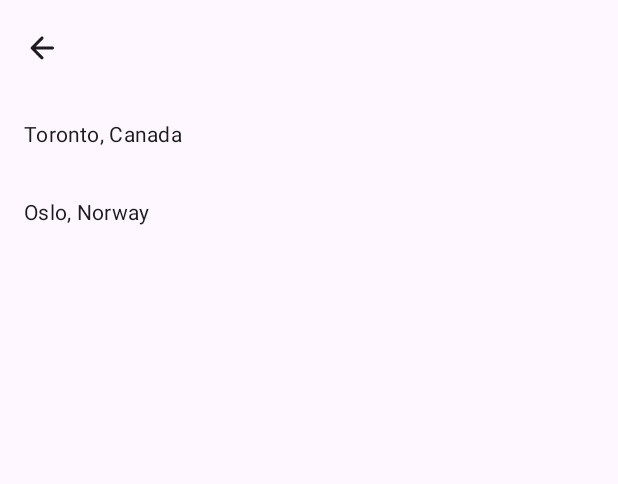
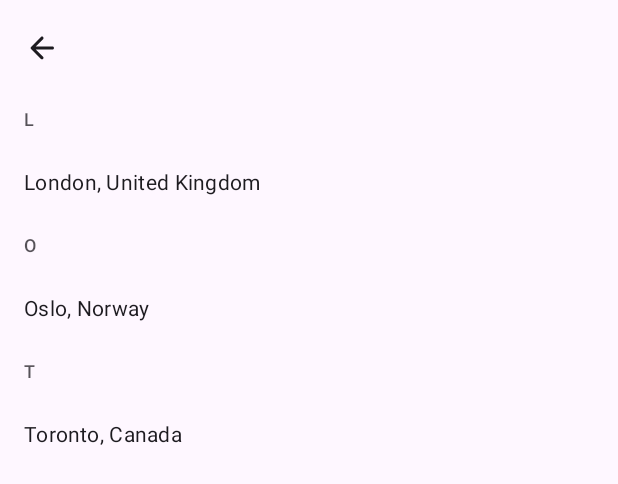
Before and after one commit to maxhves/time-zone-tracker-android, an Android app built with Jetpack Compose: the @Preview function AddTimezoneScreenPreview, on a phone screen of 412 x 824 dp. Shown: the top 484 px of the screen. Run offline under Robolectric (Android 15) with nearby library versions, the phone set to English and light mode, and no system bars.

Commit message:
Grouped cities by first character, alphabetically.

```diff
--- a/feature/addtimezone/src/main/java/uk/co/mhl/timezonetracker/feature/addtimezone/AddTimezoneScreen.kt
+++ b/feature/addtimezone/src/main/java/uk/co/mhl/timezonetracker/feature/addtimezone/AddTimezoneScreen.kt
@@ -1,16 +1,22 @@
 package uk.co.mhl.timezonetracker.feature.addtimezone
 
+import androidx.compose.foundation.ExperimentalFoundationApi
+import androidx.compose.foundation.background
 import androidx.compose.foundation.clickable
+import androidx.compose.foundation.layout.Box
 import androidx.compose.foundation.layout.fillMaxWidth
 import androidx.compose.foundation.layout.padding
 import androidx.compose.foundation.lazy.LazyColumn
 import androidx.compose.foundation.lazy.items
+import androidx.compose.material3.ExperimentalMaterial3Api
 import androidx.compose.material3.MaterialTheme
 import androidx.compose.material3.Scaffold
 import androidx.compose.material3.Text
+import androidx.compose.material3.TopAppBarDefaults
 import androidx.compose.runtime.Composable
 import androidx.compose.runtime.getValue
 import androidx.compose.ui.Modifier
+import androidx.compose.ui.input.nestedscroll.nestedScroll
 import androidx.compose.ui.text.style.TextOverflow
 import androidx.compose.ui.tooling.preview.Preview
 import androidx.compose.ui.unit.dp
@@ -35,21 +41,43 @@ internal fun AddTimezoneScreen(
     )
 }
 
+@OptIn(
+    ExperimentalMaterial3Api::class,
+    ExperimentalFoundationApi::class
+)
 @Composable
 internal fun AddTimezoneScreen(
-    cities: List<City>,
+    cities: Map<Char, List<City>>,
     onCitySelected: () -> Unit,
     modifier: Modifier = Modifier,
 ) {
+    val scrollBehavior = TopAppBarDefaults.pinnedScrollBehavior()
+
     Scaffold(
-        modifier = modifier,
-        topBar = { AddTimezoneTopAppBar(onCitySelected) }
+        topBar = { AddTimezoneTopAppBar(onCitySelected, scrollBehavior = scrollBehavior) },
+        modifier = modifier.nestedScroll(scrollBehavior.nestedScrollConnection),
     ) { innerPadding ->
         LazyColumn(
-            modifier = modifier.padding(innerPadding),
+            modifier = Modifier.padding(innerPadding),
         ) {
+            cities.forEach { (character, citiesForChar) ->
+                stickyHeader {
+                    Box(
+                        modifier = Modifier
+                            .background(MaterialTheme.colorScheme.background)
+                            .fillMaxWidth()
+                            .padding(16.dp, 8.dp),
+                    ) {
+                        Text(
+                            text = "$character",
+                            style = MaterialTheme.typography.labelMedium,
+                            color = MaterialTheme.colorScheme.onBackground.copy(alpha = 0.75f)
+                        )
+                    }
+                }
+
                 items(
-                items = cities,
+                    items = citiesForChar,
                     key = { city -> city.id }
                 ) { city ->
                     Text(
@@ -67,15 +95,17 @@ internal fun AddTimezoneScreen(
             }
         }
     }
+}
 
 @Preview
 @Composable
 private fun AddTimezoneScreenPreview() {
     TimezoneTrackerTheme {
         AddTimezoneScreen(
-            cities = listOf(
-                City(id = 1, name = "Toronto", country = "Canada", zoneId = "America/Toronto"),
-                City(id = 2, name = "Oslo", country = "Norway", zoneId = "Europe/Oslo"),
+            cities = mapOf(
+                'L' to listOf(City(id = 1, name = "London", country = "United Kingdom", zoneId = "Europe/London")),
+                'O' to listOf(City(id = 2, name = "Oslo", country = "Norway", zoneId = "Europe/Oslo")),
+                'T' to listOf(City(id = 3, name = "Toronto", country = "Canada", zoneId = "America/Toronto")),
             ),
             onCitySelected = { },
         )
--- a/feature/addtimezone/src/main/java/uk/co/mhl/timezonetracker/feature/addtimezone/AddTimezoneUiState.kt
+++ b/feature/addtimezone/src/main/java/uk/co/mhl/timezonetracker/feature/addtimezone/AddTimezoneUiState.kt
@@ -3,5 +3,5 @@ package uk.co.mhl.timezonetracker.feature.addtimezone
 import uk.co.mhl.timezonetracker.core.model.City
 
 data class AddTimezoneUiState(
-    val cities: List<City> = emptyList(),
+    val cities: Map<Char, List<City>> = mapOf(),
 )
--- a/feature/addtimezone/src/main/java/uk/co/mhl/timezonetracker/feature/addtimezone/component/AddTimezoneTopAppBar.kt
+++ b/feature/addtimezone/src/main/java/uk/co/mhl/timezonetracker/feature/addtimezone/component/AddTimezoneTopAppBar.kt
@@ -7,6 +7,8 @@ import androidx.compose.material3.Icon
 import androidx.compose.material3.IconButton
 import androidx.compose.material3.MaterialTheme
 import androidx.compose.material3.TopAppBar
+import androidx.compose.material3.TopAppBarDefaults
+import androidx.compose.material3.TopAppBarScrollBehavior
 import androidx.compose.runtime.Composable
 import androidx.compose.ui.Modifier
 import androidx.compose.ui.res.stringResource
@@ -19,6 +21,7 @@ import uk.co.mhl.timezonetracker.feature.addtimezone.R
 internal fun AddTimezoneTopAppBar(
     onNavigateClick: () -> Unit,
     modifier: Modifier = Modifier,
+    scrollBehavior: TopAppBarScrollBehavior? = null,
 ) {
     TopAppBar(
         title = {
@@ -34,10 +37,12 @@ internal fun AddTimezoneTopAppBar(
                     contentDescription = stringResource(R.string.navigate_up)
                 )
             }
-        }
+        },
+        scrollBehavior = scrollBehavior,
     )
 }
 
+@OptIn(ExperimentalMaterial3Api::class)
 @Preview
 @Composable
 private fun AddTimezoneTopAppBarPreview() {
```
Also changed, not shown: feature/addtimezone/src/main/java/uk/co/mhl/timezonetracker/feature/addtimezone/AddTimezoneViewModel.kt (+12 -7 lines). Lines whose indentation alone changed are shown as unchanged.
